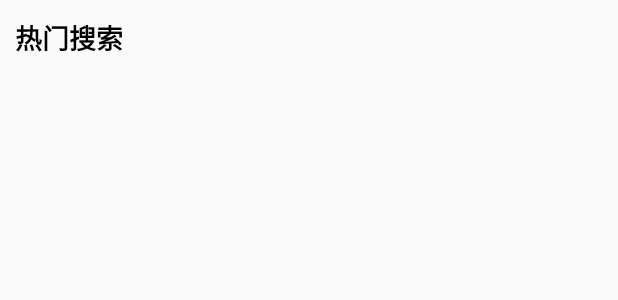
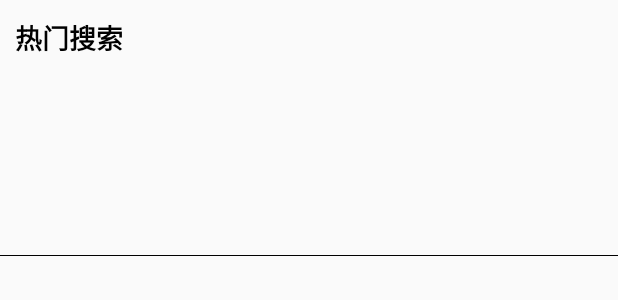
Before and after one commit to zh385836021/Project_Wallpaper, an Android app: the layout item_search_hot.xml on its own in the app's theme, with its tools: preview values and no code run, on a phone screen of 412 x 824 dp. Shown: the top 300 px of the screen. Run offline under Robolectric (Android 15) with nearby library versions, the phone set to English and light mode, and no system bars; network calls fail.

```diff
--- a/app/src/main/res/layout/item_search_hot.xml
+++ b/app/src/main/res/layout/item_search_hot.xml
@@ -1,7 +1,7 @@
 <?xml version="1.0" encoding="utf-8"?>
 <RelativeLayout xmlns:android="http://schemas.android.com/apk/res/android"
     android:layout_width="match_parent"
-    android:layout_height="match_parent">
+    android:layout_height="wrap_content">
 
     <LinearLayout
         android:id="@+id/ll_search_top"
@@ -113,5 +113,10 @@
         </FrameLayout>
 
     </LinearLayout>
-
+    <View
+        android:layout_marginTop="10dp"
+        android:layout_below="@+id/ll_search_select"
+        android:layout_width="match_parent"
+        android:layout_height="0.1dp"
+        android:background="@color/line_color" />
 </RelativeLayout>
--- a/app/src/main/res/layout/my_search_ad.xml
+++ b/app/src/main/res/layout/my_search_ad.xml
@@ -7,7 +7,7 @@
     <android.support.v4.view.ViewPager
         android:id="@+id/search_ad_viewPger"
         android:layout_width="match_parent"
-        android:layout_height="200dp"
+        android:layout_height="300dp"
         android:layout_margin="12dp"/>
 
     <RelativeLayout
--- a/app/src/main/res/layout/search_my_dialog.xml
+++ b/app/src/main/res/layout/search_my_dialog.xml
@@ -6,7 +6,7 @@
 
     <RelativeLayout
         android:layout_centerVertical="true"
-        android:layout_marginTop="28dp"
+        android:layout_marginTop="26dp"
         android:layout_alignParentTop="true"
         android:background="@drawable/bottom_bg"
         android:orientation="horizontal"
@@ -17,7 +17,7 @@
         android:layout_height="60dp">
         <EditText
             android:id="@+id/search_edit"
-            android:paddingLeft="16dp"
+            android:paddingLeft="20dp"
             android:layout_marginLeft="16dp"
             android:layout_marginRight="50dp"
             android:singleLine="true"
```
Also changed, not shown: app/src/main/java/com/test/zh/project_wallpaper/Adapter/Search_AD_Adapter.java (+1 -1 lines), app/src/main/java/com/test/zh/project_wallpaper/Adapter/Search_Recycler_Adapter.java (+1 -1 lines), app/src/main/java/com/test/zh/project_wallpaper/Fragment/RecommendItemFragment.java (+7 -27 lines), app/src/main/java/com/test/zh/project_wallpaper/customView/MySearchAdView.java (+3 -4 lines), app/src/main/res/layout/item_search_text.xml (+4 -5 lines), app/src/main/res/layout/search_viewpager_item.xml (+21 -14 lines).
